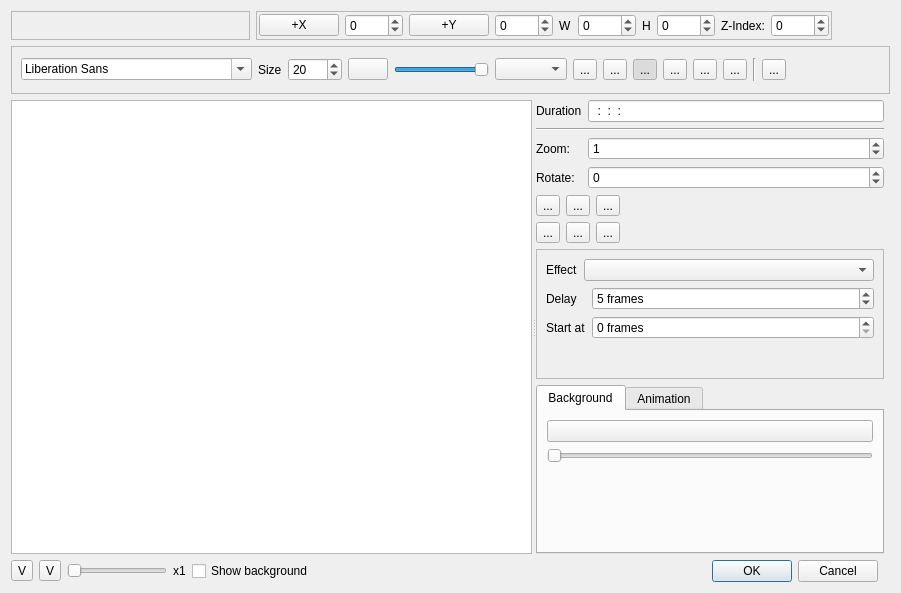
KDE/kdenlive, file src/widgets/titlewidget_ui.ui: the form before one commit.
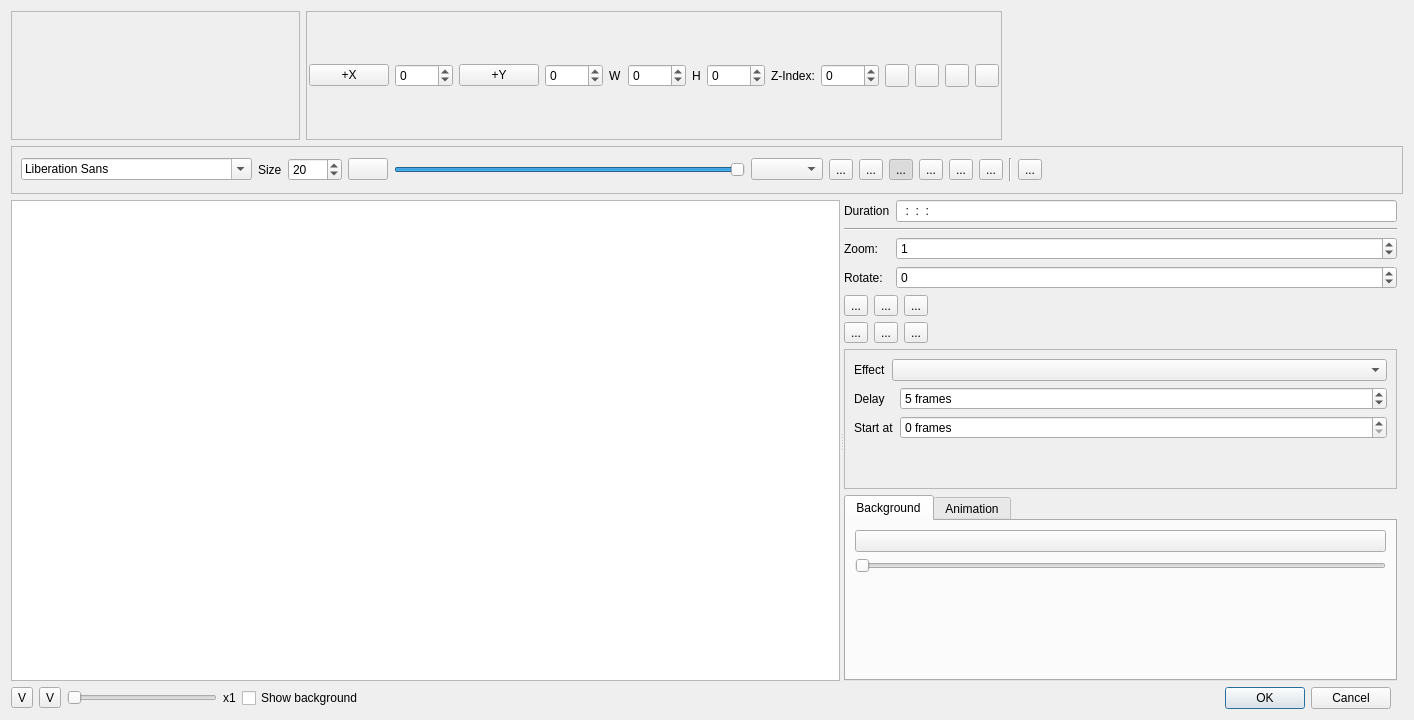
The form after the commit. The open tabs and pages were chosen to show the change. Custom widgets are drawn as their Qt base class.

Commit message: Z index handling in titler: Icons known from inkscape added (lower/rise object, top/bottom) Shortcuts (PageUp/Down, Home/End) Mantis link: http://www.kdenlive.org/mantis/view.php?id=1211

```diff
--- a/src/widgets/titlewidget_ui.ui
+++ b/src/widgets/titlewidget_ui.ui
@@ -6,8 +6,8 @@
    <rect>
     <x>0</x>
     <y>0</y>
-    <width>812</width>
-    <height>570</height>
+    <width>1414</width>
+    <height>720</height>
    </rect>
   </property>
   <property name="sizePolicy">
@@ -155,6 +155,34 @@
         </item>
        </layout>
       </item>
+      <item row="0" column="1">
+       <widget class="QToolButton" name="zUp">
+        <property name="text">
+         <string/>
+        </property>
+       </widget>
+      </item>
+      <item row="0" column="2">
+       <widget class="QToolButton" name="zDown">
+        <property name="text">
+         <string/>
+        </property>
+       </widget>
+      </item>
+      <item row="0" column="3">
+       <widget class="QToolButton" name="zTop">
+        <property name="text">
+         <string/>
+        </property>
+       </widget>
+      </item>
+      <item row="0" column="4">
+       <widget class="QToolButton" name="zBottom">
+        <property name="text">
+         <string/>
+        </property>
+       </widget>
+      </item>
      </layout>
     </widget>
    </item>
```
Left out of the diff: 12 changed lines with no effect on the pictures. The commit also changes 2 other files.
